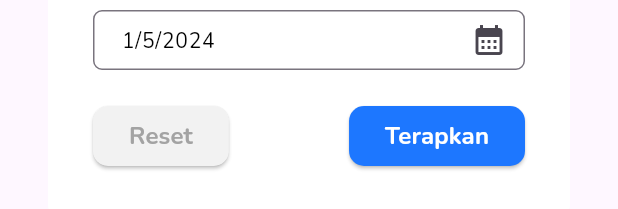
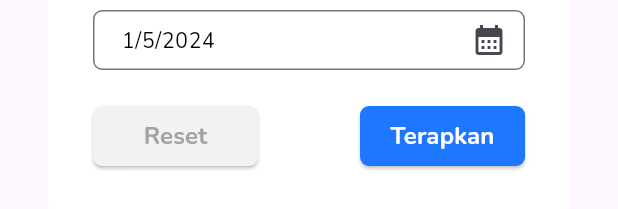
Before and after one commit to Reza1290/budgetin-app, a Flutter app: the FilterDialog widget shown alone on an empty page, opened directly, on a phone screen of 412 x 824 dp. Shown: the part 617-826 px from the top of the screen. Run offline on Flutter 3.47's test engine with Material 3 defaults, Android fonts, the phone set to English and light mode, and no system bars; drawn by our look-alikes of dropdown_button2; our stand-ins replace calendar_date_picker2, drift, flutter_slidable, flutter_svg, sqlite3_flutter_libs; accounts and stored records are empty; generated files the repository leaves out were written again; project files that could hold a hidden picture were left out.

Commit message:
edit filter transaksi

```diff
--- a/lib/widgets/modal/modal_filter.dart
+++ b/lib/widgets/modal/modal_filter.dart
@@ -1,9 +1,11 @@
 import 'package:budgetin/widgets/modal/budgetin_modal.dart';
-import 'package:budgetin/widgets/reusable/calendar.dart';
 import 'package:budgetin/widgets/reusable/title_modal.dart';
+import 'package:calendar_date_picker2/calendar_date_picker2.dart';
 import 'package:dropdown_button2/dropdown_button2.dart';
 import 'package:flutter/material.dart';
 import 'package:flutter/widgets.dart';
+
+final today = DateUtils.dateOnly(DateTime.now());
 
 class FilterDialog extends StatefulWidget {
   @override
@@ -88,7 +90,6 @@ class _FilterDialogState extends State<FilterDialog> {
                       border: Border.all(
                         color: Color(0xFFD1D1D1),
                       ),
-
                     )),
                 dropdownStyleData: const DropdownStyleData(
                   maxHeight: 200,
@@ -123,7 +124,8 @@ class _FilterDialogState extends State<FilterDialog> {
                           // Menambahkan border
                           borderRadius: BorderRadius.circular(
                               6.0), // Mengatur sudut border
-                          borderSide: BorderSide(color: Color(0xFFD1D1D1)), // Mengatur sisi border
+                          borderSide: BorderSide(
+                              color: Color(0xFFD1D1D1)), // Mengatur sisi border
                         ),
                         focusedBorder: OutlineInputBorder(
                           // Mengubah warna border ketika aktif menjadi biru
@@ -154,43 +156,7 @@ class _FilterDialogState extends State<FilterDialog> {
               style: TextStyle(fontSize: 14, fontWeight: FontWeight.w600),
             ),
             const SizedBox(height: 6.0),
-            SizedBox(
-              height: 40,
-              child: GestureDetector(
-                onTap: () async {
-                  final DateTime? pickedDate =
-                      await selectDate(context, selectedDate);
-                  if (pickedDate != null && pickedDate != selectedDate) {
-                    setState(() {
-                      selectedDate = pickedDate;
-                    });
-                  }
-                },
-                child: AbsorbPointer(
-                  child: TextFormField(
-                    decoration: InputDecoration(
-                      border: OutlineInputBorder(
-                        borderRadius: BorderRadius.circular(6.0),
-                      ),
-                      focusedBorder: const OutlineInputBorder(
-                        borderRadius: BorderRadius.all(Radius.circular(6.0),),
-                      ),
-                      suffixIcon: const Icon(Icons.calendar_month),
-                      hintText:
-                          "${selectedDate.day}/${selectedDate.month}/${selectedDate.year}",
-                      hintStyle: const TextStyle(
-                        color: Colors.black,
-                        fontSize: 14,
-                        fontWeight: FontWeight.w400,
-                      ),
-                      contentPadding:
-                          const EdgeInsets.symmetric(horizontal: 15),
-                    ),
-                    readOnly: true,
-                  ),
-                ),
-              ),
-            ),
+            _buildCalendarDialogButton(),
           ],
         ),
       ),
@@ -199,7 +165,9 @@ class _FilterDialogState extends State<FilterDialog> {
         child: Row(
           mainAxisAlignment: MainAxisAlignment.spaceBetween,
           children: [
-            ElevatedButton(
+            SizedBox(
+              width: 110,
+              child: ElevatedButton(
                 onPressed: () {
                   setState(() {
                     selectedValue = null;
@@ -211,9 +179,12 @@ class _FilterDialogState extends State<FilterDialog> {
                       MaterialStateProperty.all<Color>(Color(0xffF2F2F2)),
                   shape: MaterialStateProperty.all<RoundedRectangleBorder>(
                     RoundedRectangleBorder(
-                    borderRadius: BorderRadius.circular(10),
-                    side: BorderSide(color: Colors.transparent),
+                      borderRadius: BorderRadius.circular(6),
                     ),
+                  ),
+                  padding: MaterialStateProperty.all<EdgeInsetsGeometry>(
+                    EdgeInsets.all(
+                        2), // Atur padding di sini sesuai kebutuhan Anda
                   ),
                 ),
                 child: Text(
@@ -225,17 +196,25 @@ class _FilterDialogState extends State<FilterDialog> {
                   ),
                 ),
               ),
-            ElevatedButton(
+            ),
+            SizedBox(
+              width: 110,
+              child: ElevatedButton(
                 onPressed: () {
                   // Apply filter logic here
                 },
                 style: ButtonStyle(
-                backgroundColor: MaterialStateProperty.all<Color>(Color(0xFF1D77FF)),
+                  backgroundColor:
+                      MaterialStateProperty.all<Color>(Color(0xFF1D77FF)),
                   shape: MaterialStateProperty.all<RoundedRectangleBorder>(
                     RoundedRectangleBorder(
-                    borderRadius: BorderRadius.circular(10),
+                      borderRadius: BorderRadius.circular(6),
                       side: BorderSide(color: Colors.transparent),
                     ),
+                  ),
+                  padding: MaterialStateProperty.all<EdgeInsetsGeometry>(
+                    EdgeInsets.all(
+                        2), // Atur padding di sini sesuai kebutuhan Anda
                   ),
                 ),
                 child: Text(
@@ -246,8 +225,169 @@ class _FilterDialogState extends State<FilterDialog> {
                     color: Colors.white,
                   ),
                 ),
+              ),
             )
           ],
+        ),
+      ),
+    );
+  }
+
+  String _getValueText(
+    CalendarDatePicker2Type datePickerType,
+    DateTime value,
+  ) {
+    var date = DateUtils.dateOnly(value); // Menghilangkan waktu dari DateTime
+    var valueText = date
+        .toString()
+        .replaceAll('00:00:00.000', ''); // Menghilangkan informasi waktu
+    return valueText;
+  }
+
+  _buildCalendarDialogButton() {
+    const dayTextStyle =
+        TextStyle(color: Colors.black, fontWeight: FontWeight.w700);
+
+    final config = CalendarDatePicker2WithActionButtonsConfig(
+      calendarViewScrollPhysics: const NeverScrollableScrollPhysics(),
+      dayTextStyle: dayTextStyle,
+      calendarType: CalendarDatePicker2Type.single,
+      selectedDayHighlightColor: Color(0xFF1D77FF),
+      closeDialogOnCancelTapped: true,
+      firstDayOfWeek: 1,
+      weekdayLabelTextStyle: const TextStyle(
+        color: Colors.black87,
+        fontWeight: FontWeight.bold,
+      ),
+      controlsTextStyle: const TextStyle(
+        color: Colors.black,
+        fontSize: 15,
+        fontWeight: FontWeight.bold,
+      ),
+      selectedDayTextStyle: dayTextStyle.copyWith(color: Colors.white),
+      dayBuilder: ({
+        required date,
+        textStyle,
+        decoration,
+        isSelected,
+        isDisabled,
+        isToday,
+      }) {
+        Widget? dayWidget;
+        if (date.day % 3 == 0 && date.day % 9 != 0) {
+          dayWidget = Container(
+            decoration: decoration,
+            child: Center(
+              child: Stack(
+                alignment: AlignmentDirectional.center,
+                children: [
+                  Text(
+                    MaterialLocalizations.of(context).formatDecimal(date.day),
+                    style: textStyle,
+                  ),
+                  Padding(
+                    padding: const EdgeInsets.only(top: 27.5),
+                    child: Container(
+                      height: 4,
+                      width: 4,
+                      decoration: BoxDecoration(
+                        borderRadius: BorderRadius.circular(5),
+                        color: isSelected == true
+                            ? Colors.white
+                            : Colors.grey[500],
+                      ),
+                    ),
+                  ),
+                ],
+              ),
+            ),
+          );
+        }
+        return dayWidget;
+      },
+      yearBuilder: ({
+        required year,
+        decoration,
+        isCurrentYear,
+        isDisabled,
+        isSelected,
+        textStyle,
+      }) {
+        return Center(
+          child: Container(
+            decoration: decoration,
+            height: 36,
+            width: 72,
+            child: Center(
+              child: Semantics(
+                selected: isSelected,
+                button: true,
+                child: Row(
+                  mainAxisAlignment: MainAxisAlignment.center,
+                  children: [
+                    Text(
+                      year.toString(),
+                      style: textStyle,
+                    ),
+                    if (isCurrentYear == true)
+                      Container(
+                        padding: const EdgeInsets.all(5),
+                        margin: const EdgeInsets.only(left: 5),
+                        decoration: const BoxDecoration(
+                          shape: BoxShape.circle,
+                          color: Colors.white,
+                        ),
+                      ),
+                  ],
+                ),
+              ),
+            ),
+          ),
+        );
+      },
+    );
+    return SizedBox(
+      height: 40,
+      child: GestureDetector(
+        onTap: () async {
+          final values = await showCalendarDatePicker2Dialog(
+            context: context,
+            config: config,
+            dialogSize: const Size(325, 400),
+            borderRadius: BorderRadius.circular(15),
+            value: [selectedDate],
+            dialogBackgroundColor: Colors.white,
+          );
+          if (values != null) {
+            setState(() {
+              selectedDate = values[0] ??
+                  DateTime.now(); // Tetapkan nilai yang dipilih ke selectedDate
+            });
+          }
+        },
+        child: AbsorbPointer(
+          child: TextFormField(
+            decoration: InputDecoration(
+              border: OutlineInputBorder(
+                borderRadius: BorderRadius.circular(6.0),
+              ),
+              focusedBorder: const OutlineInputBorder(
+                borderRadius: BorderRadius.all(
+                  Radius.circular(6.0),
+                ),
+              ),
+              suffixIcon: const Icon(Icons.calendar_month),
+              hintText:
+                  "${selectedDate.day}/${selectedDate.month}/${selectedDate.year}",
+              hintStyle: const TextStyle(
+                color: Colors.black,
+                fontSize: 14,
+                fontWeight: FontWeight.w400,
+              ),
+              contentPadding: const EdgeInsets.symmetric(horizontal: 15),
+            ),
+            readOnly: true,
+          ),
         ),
       ),
     );
```
Lines whose indentation alone changed are shown as unchanged.
